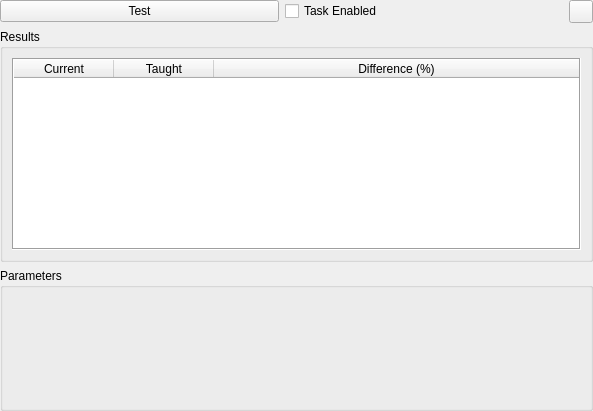
Above: AcfSln/Include/iqtipr/CColorPatternComparatorGuiComp.ui from ImagingTools/AcfPublic before the change. Below: the same form after it.
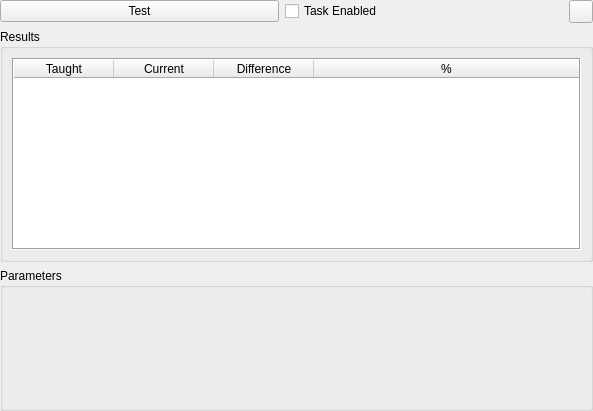
That is the form after the change. Icons and pictures are not drawn.

```diff
--- a/AcfSln/Include/iqtipr/CColorPatternComparatorGuiComp.ui
+++ b/AcfSln/Include/iqtipr/CColorPatternComparatorGuiComp.ui
@@ -139,11 +139,6 @@
         <attribute name="verticalHeaderStretchLastSection">
          <bool>false</bool>
         </attribute>
-        <column>
-         <property name="text">
-          <string>Current</string>
-         </property>
-        </column>
         <column>
          <property name="text">
           <string>Taught</string>
@@ -151,7 +146,17 @@
         </column>
         <column>
          <property name="text">
-          <string>Difference (%)</string>
+          <string>Current</string>
+         </property>
+        </column>
+        <column>
+         <property name="text">
+          <string>Difference</string>
+         </property>
+        </column>
+        <column>
+         <property name="text">
+          <string>%</string>
          </property>
         </column>
        </widget>
```
